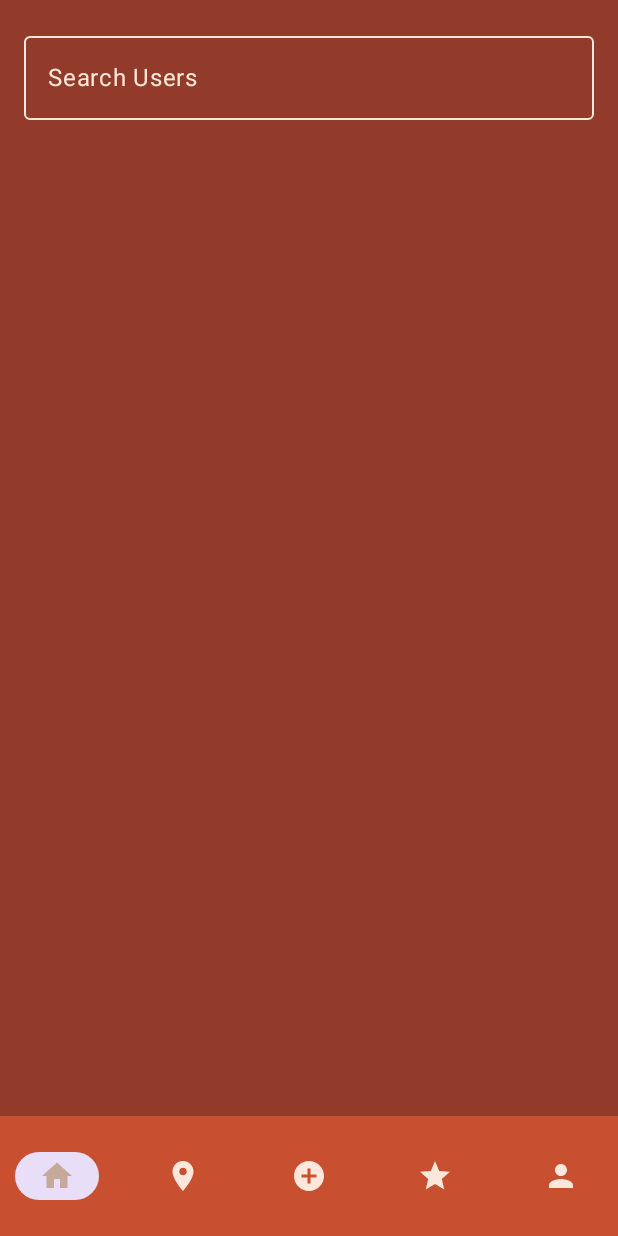
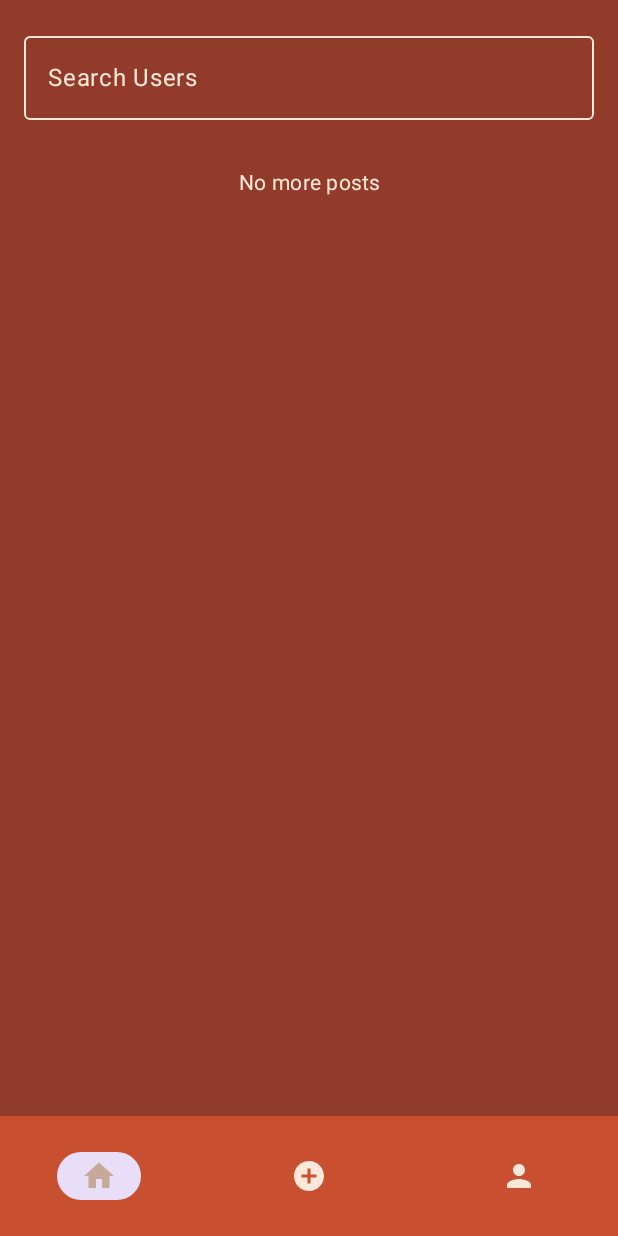
Before and after one commit to dorobat-diana/UniThesis, an Android app built with Jetpack Compose: the screen it shows after launch (MainActivity), on a phone screen of 412 x 824 dp. Run offline under Robolectric (Android 15) with nearby library versions, the phone set to English and light mode, and no system bars; our stand-ins replace Dagger/Hilt's generated code, Firebase (no records; nobody signed in at launch, a user with empty details on screens opened directly); Roboto replaces fonts that are not available here.

Commit message:
post design done

```diff
--- a/app/src/main/java/booknest/app/feature/home/HomeScreen.kt
+++ b/app/src/main/java/booknest/app/feature/home/HomeScreen.kt
@@ -17,6 +17,7 @@ import booknest.app.feature.home.presentation.HomeViewModel
 import booknest.app.feature.home.presentation.UserItem
 import booknest.app.feature.post.presentation.PostItem
 import com.google.firebase.auth.FirebaseAuth
+import androidx.compose.ui.text.style.TextAlign
 
 @Composable
 fun HomeScreen(navController: NavHostController) {
@@ -43,7 +44,6 @@ fun HomeScreen(navController: NavHostController) {
             .fillMaxSize()
             .padding(16.dp)
     ) {
-        // Search Bar
         OutlinedTextField(
             value = searchQuery,
             onValueChange = {
@@ -86,7 +86,11 @@ fun HomeScreen(navController: NavHostController) {
             Text(text = it, color = MaterialTheme.colorScheme.error)
         }
 
-        LazyColumn(modifier = Modifier.fillMaxSize()) {
+        LazyColumn(modifier = Modifier.fillMaxSize(),
+            verticalArrangement = Arrangement.spacedBy(12.dp),
+            contentPadding = PaddingValues(bottom = 80.dp)
+
+        ) {
             if (searchQuery.text.isNotBlank() && users.isNotEmpty()) {
                 items(users) { user ->
                     UserItem(user = user) {
@@ -96,7 +100,31 @@ fun HomeScreen(navController: NavHostController) {
             } else {
                 items(posts) { post ->
                     val friendName = userMap[post.userId]?.username ?: "Unknown"
-                    PostItem(post = post, userName = friendName)
+                    Card(
+                        modifier = Modifier
+                            .fillMaxWidth()
+                            .padding(horizontal = 8.dp),
+                        colors = CardDefaults.cardColors(
+                            containerColor = colorResource(id = R.color.citric)
+                        ),
+                        elevation = CardDefaults.cardElevation(4.dp)
+                    ) {
+                        Box(modifier = Modifier.padding(12.dp)) {
+                            PostItem(post = post, userName = friendName)
+                        }
+                    }
+                }
+
+                item {
+                    Text(
+                        text = "No more posts",
+                        modifier = Modifier
+                            .fillMaxWidth()
+                            .padding(16.dp),
+                        color = colorResource(id = R.color.sand_storm),
+                        style = MaterialTheme.typography.bodyMedium,
+                        textAlign = TextAlign.Center
+                    )
                 }
             }
         }
--- a/app/src/main/java/booknest/app/feature/home/MainScreen.kt
+++ b/app/src/main/java/booknest/app/feature/home/MainScreen.kt
@@ -36,7 +36,6 @@ fun MainScreen(uid: String?) {
             composable(BottomNavItem.Post.route) { PostScreen() }
             composable(BottomNavItem.Challenges.route) { ChallengesScreen() }
             composable(BottomNavItem.Profile.route) { ProfileScreen(navController = navController, uid) }
-            // Pass the uid dynamically to the ProfileScreen for another user
             composable(
                 route = "other_users/{uid}",
                 arguments = listOf(navArgument("uid") { type = NavType.StringType })
--- a/app/src/main/java/booknest/app/feature/utils/BottomNavigationBar.kt
+++ b/app/src/main/java/booknest/app/feature/utils/BottomNavigationBar.kt
@@ -15,9 +15,9 @@ import booknest.app.R
 fun BottomNavigationBar(navController: NavHostController) {
     val items = listOf(
         BottomNavItem.Home,
-        BottomNavItem.Map,
+//        BottomNavItem.Map,
         BottomNavItem.Post,
-        BottomNavItem.Challenges,
+//        BottomNavItem.Challenges,
         BottomNavItem.Profile
     )
 
```
Also changed, not shown: app/src/main/java/booknest/app/feature/post/presentation/PostItem.kt (+66 -20 lines).
